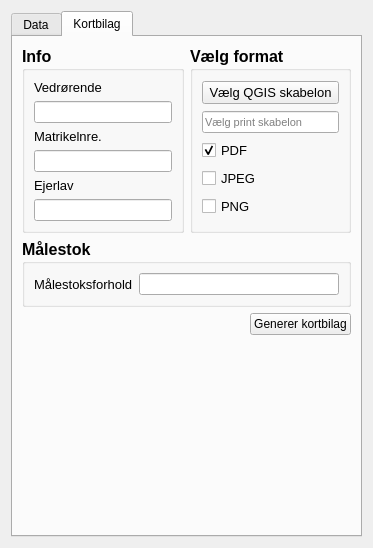
First picture: the form in tinglysning_gml_dialog_base.ui, repository danielarnason/TinglysningGml, before the edit.
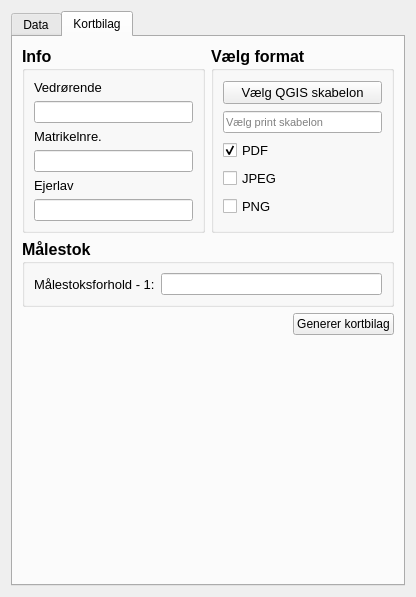
Second picture: the form after the edit. The open tabs and pages were chosen to show the change.

Commit message: Målestoksforhold ændret

Patch:
```diff
--- a/tinglysning_gml_dialog_base.ui
+++ b/tinglysning_gml_dialog_base.ui
@@ -6,8 +6,8 @@
    <rect>
     <x>0</x>
     <y>0</y>
-    <width>364</width>
-    <height>548</height>
+    <width>416</width>
+    <height>597</height>
    </rect>
   </property>
   <property name="windowTitle">
@@ -628,7 +628,7 @@
                </font>
               </property>
               <property name="text">
-               <string>Målestoksforhold</string>
+               <string>Målestoksforhold - 1:</string>
               </property>
              </widget>
             </item>
```
The commit also changes 1 other file.
